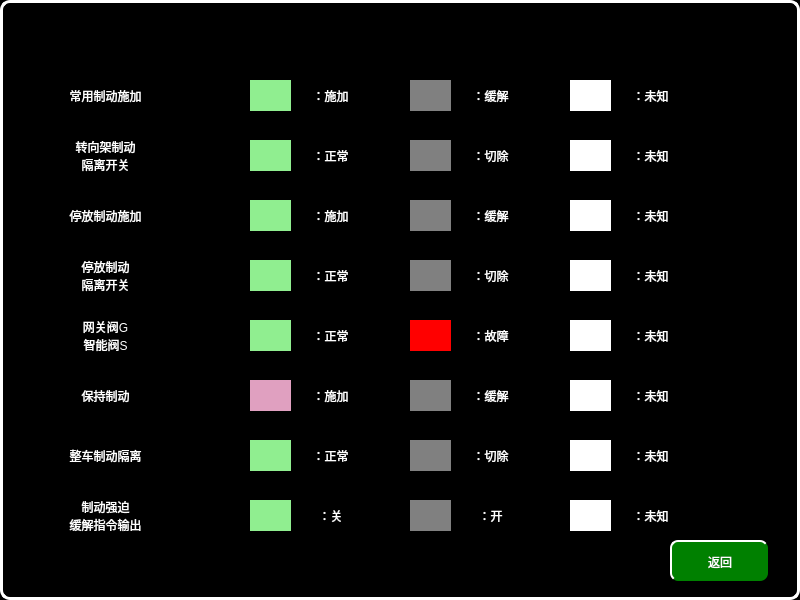
This is vehiclebcuhelppage.ui in mayue-crrc/ShenyangMetro9DB as Qt 5 draws it before an edit. The edited form follows.
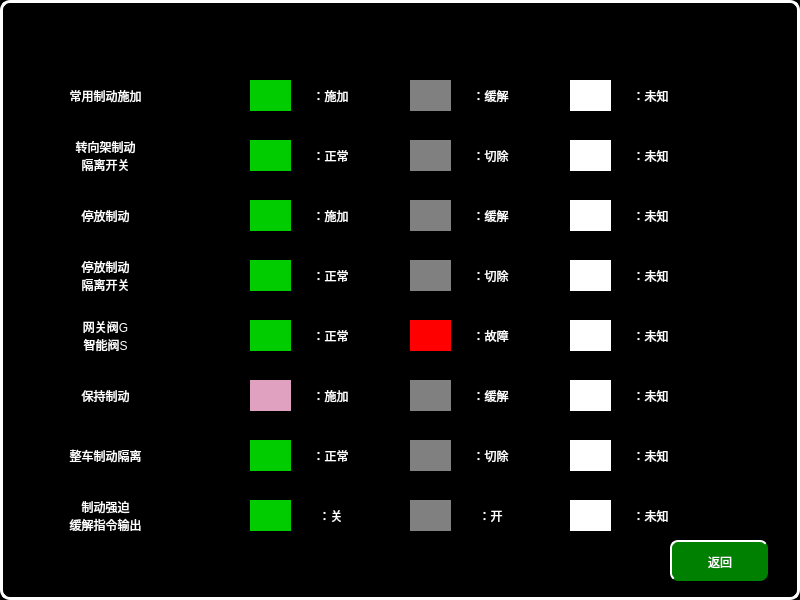
This is the edited form.

What changed in the file:
```diff
--- a/vehiclebcuhelppage.ui
+++ b/vehiclebcuhelppage.ui
@@ -46,7 +46,7 @@
     </rect>
    </property>
    <property name="styleSheet">
-    <string notr="true">font: 16px, &quot;微软雅黑&quot;;color:white;background-color:lightgreen</string>
+    <string notr="true">font: 16px, &quot;微软雅黑&quot;;color:white;background-color:rgb(0,204,0)</string>
    </property>
    <property name="text">
     <string/>
@@ -232,7 +232,7 @@
     </rect>
    </property>
    <property name="styleSheet">
-    <string notr="true">font: 16px, &quot;微软雅黑&quot;;color:white;background-color:lightgreen;</string>
+    <string notr="true">font: 16px, &quot;微软雅黑&quot;;color:white;background-color:rgb(0,204,0);</string>
    </property>
    <property name="text">
     <string/>
@@ -349,7 +349,7 @@
     </rect>
    </property>
    <property name="text">
-    <string>停放制动施加</string>
+    <string>停放制动</string>
    </property>
    <property name="alignment">
     <set>Qt::AlignCenter</set>
@@ -403,7 +403,7 @@
     </rect>
    </property>
    <property name="styleSheet">
-    <string notr="true">font: 16px, &quot;微软雅黑&quot;;color:white;background-color:lightgreen;</string>
+    <string notr="true">font: 16px, &quot;微软雅黑&quot;;color:white;background-color:rgb(0,204,0);</string>
    </property>
    <property name="text">
     <string/>
@@ -539,7 +539,7 @@
     </rect>
    </property>
    <property name="styleSheet">
-    <string notr="true">font: 16px, &quot;微软雅黑&quot;;color:white;background-color:lightgreen;</string>
+    <string notr="true">font: 16px, &quot;微软雅黑&quot;;color:white;background-color:rgb(0,204,0);</string>
    </property>
    <property name="text">
     <string/>
@@ -727,7 +727,7 @@
     </rect>
    </property>
    <property name="styleSheet">
-    <string notr="true">font: 16px, &quot;微软雅黑&quot;;color:white;background-color:lightgreen;</string>
+    <string notr="true">font: 16px, &quot;微软雅黑&quot;;color:white;background-color:rgb(0,204,0);</string>
    </property>
    <property name="text">
     <string/>
@@ -919,7 +919,7 @@
     </rect>
    </property>
    <property name="styleSheet">
-    <string notr="true">font: 16px, &quot;微软雅黑&quot;;color:white;background-color:lightgreen;</string>
+    <string notr="true">font: 16px, &quot;微软雅黑&quot;;color:white;background-color:rgb(0,204,0);</string>
    </property>
    <property name="text">
     <string/>
@@ -1033,7 +1033,7 @@
     </rect>
    </property>
    <property name="styleSheet">
-    <string notr="true">font: 16px, &quot;微软雅黑&quot;;color:white;background-color:lightgreen;</string>
+    <string notr="true">font: 16px, &quot;微软雅黑&quot;;color:white;background-color:rgb(0,204,0);</string>
    </property>
    <property name="text">
     <string/>
```
